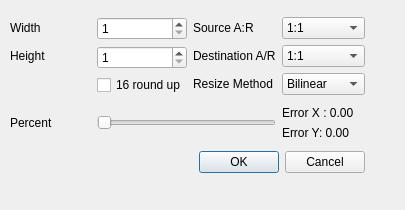
This is branches/avidemux_2.4_branch/avidemux/ADM_userInterfaces/ADM_QT4/ADM_dialog/resizing.ui in BackupTheBerlios/avidemux-svn as Qt 5 draws it before an edit. The edited form follows.
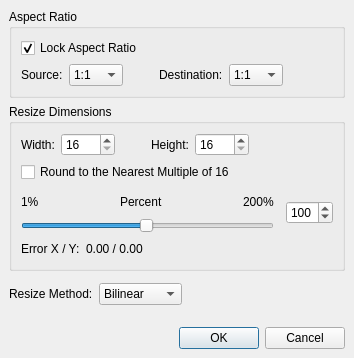
This is the edited form.

Commit message: [Qt] rework resize filter window

What changed in the file:
```diff
--- a/branches/avidemux_2.4_branch/avidemux/ADM_userInterfaces/ADM_QT4/ADM_dialog/resizing.ui
+++ b/branches/avidemux_2.4_branch/avidemux/ADM_userInterfaces/ADM_QT4/ADM_dialog/resizing.ui
@@ -5,68 +5,196 @@
    <rect>
     <x>0</x>
     <y>0</y>
-    <width>405</width>
-    <height>210</height>
+    <width>350</width>
+    <height>342</height>
    </rect>
   </property>
   <property name="windowTitle" >
    <string>Resize</string>
   </property>
-  <widget class="QWidget" name="" >
-   <property name="geometry" >
-    <rect>
-     <x>10</x>
-     <y>12</y>
-     <width>355</width>
-     <height>169</height>
-    </rect>
-   </property>
-   <layout class="QGridLayout" >
+  <layout class="QVBoxLayout" >
     <property name="margin" >
-     <number>0</number>
+    <number>9</number>
     </property>
     <property name="spacing" >
      <number>6</number>
     </property>
-    <item row="1" column="3" >
+   <item>
+    <widget class="QGroupBox" name="groupBox_2" >
+     <property name="title" >
+      <string>Aspect Ratio</string>
+     </property>
      <layout class="QVBoxLayout" >
       <property name="margin" >
+       <number>9</number>
+      </property>
+      <property name="spacing" >
+       <number>6</number>
+      </property>
+      <item>
+       <widget class="QCheckBox" name="lockArCheckBox" >
+        <property name="text" >
+         <string>Lock Aspect Ratio</string>
+        </property>
+        <property name="checked" >
+         <bool>true</bool>
+        </property>
+       </widget>
+      </item>
+      <item>
+       <layout class="QHBoxLayout" >
+        <property name="margin" >
        <number>0</number>
       </property>
       <property name="spacing" >
        <number>6</number>
       </property>
       <item>
-       <widget class="QLabel" name="labelErrorX" >
+         <widget class="QLabel" name="label_4" >
         <property name="text" >
-         <string>Error X : 0.00</string>
+           <string>Source:</string>
         </property>
        </widget>
       </item>
       <item>
-       <widget class="QLabel" name="labelErrorY" >
+         <widget class="QComboBox" name="comboBoxSource" >
+          <item>
         <property name="text" >
-         <string>Error Y: 0.00</string>
-        </property>
-       </widget>
-      </item>
-     </layout>
-    </item>
-    <item row="0" column="1" >
+            <string>1:1</string>
+           </property>
+          </item>
+          <item>
+           <property name="text" >
+            <string>4:3</string>
+           </property>
+          </item>
+          <item>
+           <property name="text" >
+            <string>16:9</string>
+           </property>
+          </item>
+         </widget>
+        </item>
+        <item>
+         <spacer>
+          <property name="orientation" >
+           <enum>Qt::Horizontal</enum>
+          </property>
+          <property name="sizeType" >
+           <enum>QSizePolicy::Fixed</enum>
+          </property>
+          <property name="sizeHint" >
+           <size>
+            <width>30</width>
+            <height>20</height>
+           </size>
+          </property>
+         </spacer>
+        </item>
+        <item>
+         <widget class="QLabel" name="label_3" >
+          <property name="text" >
+           <string>Destination:</string>
+          </property>
+         </widget>
+        </item>
+        <item>
+         <widget class="QComboBox" name="comboBoxDestination" >
+          <item>
+           <property name="text" >
+            <string>1:1</string>
+           </property>
+          </item>
+          <item>
+           <property name="text" >
+            <string>4:3</string>
+           </property>
+          </item>
+          <item>
+           <property name="text" >
+            <string>16:9</string>
+           </property>
+          </item>
+         </widget>
+        </item>
+        <item>
+         <spacer>
+          <property name="orientation" >
+           <enum>Qt::Horizontal</enum>
+          </property>
+          <property name="sizeHint" >
+           <size>
+            <width>40</width>
+            <height>20</height>
+           </size>
+          </property>
+         </spacer>
+        </item>
+       </layout>
+      </item>
+     </layout>
+    </widget>
+   </item>
+   <item>
+    <widget class="QGroupBox" name="groupBox" >
+     <property name="title" >
+      <string>Resize Dimensions</string>
+     </property>
      <layout class="QVBoxLayout" >
       <property name="margin" >
+       <number>9</number>
+      </property>
+      <property name="spacing" >
+       <number>6</number>
+      </property>
+      <item>
+       <layout class="QHBoxLayout" >
+        <property name="margin" >
        <number>0</number>
       </property>
       <property name="spacing" >
        <number>6</number>
       </property>
+        <item>
+         <widget class="QLabel" name="label" >
+          <property name="text" >
+           <string>Width:</string>
+          </property>
+         </widget>
+        </item>
       <item>
        <widget class="QSpinBox" name="spinBoxWidth" >
         <property name="maximum" >
          <number>2900</number>
         </property>
         <property name="minimum" >
-         <number>1</number>
+           <number>16</number>
+          </property>
+          <property name="singleStep" >
+           <number>2</number>
+          </property>
+         </widget>
+        </item>
+        <item>
+         <spacer>
+          <property name="orientation" >
+           <enum>Qt::Horizontal</enum>
+          </property>
+          <property name="sizeType" >
+           <enum>QSizePolicy::Fixed</enum>
+          </property>
+          <property name="sizeHint" >
+           <size>
+            <width>30</width>
+            <height>20</height>
+           </size>
+          </property>
+         </spacer>
+        </item>
+        <item>
+         <widget class="QLabel" name="label_2" >
+          <property name="text" >
+           <string>Height:</string>
         </property>
        </widget>
       </item>
@@ -76,20 +204,52 @@
          <number>2000</number>
         </property>
         <property name="minimum" >
-         <number>1</number>
-        </property>
-       </widget>
+           <number>16</number>
+          </property>
+          <property name="singleStep" >
+           <number>2</number>
+          </property>
+         </widget>
+        </item>
+        <item>
+         <spacer>
+          <property name="orientation" >
+           <enum>Qt::Horizontal</enum>
+          </property>
+          <property name="sizeHint" >
+           <size>
+            <width>40</width>
+            <height>20</height>
+           </size>
+          </property>
+         </spacer>
+        </item>
+       </layout>
       </item>
       <item>
        <widget class="QCheckBox" name="checkBoxRoundup" >
         <property name="text" >
-         <string>16 round up</string>
+         <string>Round to the Nearest Multiple of 16</string>
         </property>
        </widget>
       </item>
-     </layout>
-    </item>
-    <item row="0" column="0" >
+      <item>
+       <spacer>
+        <property name="orientation" >
+         <enum>Qt::Vertical</enum>
+        </property>
+        <property name="sizeType" >
+         <enum>QSizePolicy::Fixed</enum>
+        </property>
+        <property name="sizeHint" >
+         <size>
+          <width>312</width>
+          <height>4</height>
+         </size>
+        </property>
+       </spacer>
+      </item>
+      <item>
      <layout class="QVBoxLayout" >
       <property name="margin" >
        <number>0</number>
@@ -98,81 +258,113 @@
        <number>6</number>
       </property>
       <item>
-       <widget class="QLabel" name="label" >
-        <property name="text" >
-         <string>Width</string>
-        </property>
-       </widget>
-      </item>
+         <layout class="QHBoxLayout" >
+          <property name="margin" >
+           <number>0</number>
+          </property>
+          <property name="spacing" >
+           <number>12</number>
+          </property>
       <item>
-       <widget class="QLabel" name="label_2" >
-        <property name="text" >
-         <string>Height</string>
-        </property>
-       </widget>
-      </item>
+           <layout class="QVBoxLayout" >
+            <property name="margin" >
+             <number>0</number>
+            </property>
+            <property name="spacing" >
+             <number>6</number>
+            </property>
       <item>
-       <widget class="QLabel" name="label_7" >
+             <layout class="QHBoxLayout" >
+              <property name="margin" >
+               <number>0</number>
+              </property>
+              <property name="spacing" >
+               <number>6</number>
+              </property>
+              <item>
+               <widget class="QLabel" name="label_8" >
         <property name="text" >
-         <string/>
+                 <string>1%</string>
         </property>
        </widget>
       </item>
-     </layout>
-    </item>
-    <item row="1" column="1" colspan="2" >
-     <widget class="QSlider" name="horizontalSlider" >
-      <property name="minimum" >
-       <number>10</number>
-      </property>
-      <property name="maximum" >
-       <number>150</number>
-      </property>
+              <item>
+               <spacer>
       <property name="orientation" >
        <enum>Qt::Horizontal</enum>
       </property>
-     </widget>
-    </item>
-    <item row="0" column="2" >
-     <layout class="QVBoxLayout" >
-      <property name="margin" >
-       <number>0</number>
-      </property>
-      <property name="spacing" >
-       <number>6</number>
-      </property>
-      <item>
-       <widget class="QLabel" name="label_4" >
-        <property name="text" >
-         <string>Source A:R</string>
-        </property>
-       </widget>
+                <property name="sizeHint" >
+                 <size>
+                  <width>40</width>
+                  <height>20</height>
+                 </size>
+                </property>
+               </spacer>
       </item>
       <item>
-       <widget class="QLabel" name="label_3" >
-        <property name="text" >
-         <string>Destination A/R</string>
-        </property>
-       </widget>
-      </item>
-      <item>
-       <widget class="QLabel" name="label_6" >
-        <property name="text" >
-         <string>Resize Method</string>
-        </property>
-       </widget>
-      </item>
-     </layout>
-    </item>
-    <item row="1" column="0" >
      <widget class="QLabel" name="label_5" >
       <property name="text" >
        <string>Percent</string>
       </property>
      </widget>
     </item>
-    <item row="0" column="3" >
-     <layout class="QVBoxLayout" >
+              <item>
+               <spacer>
+                <property name="orientation" >
+                 <enum>Qt::Horizontal</enum>
+                </property>
+                <property name="sizeHint" >
+                 <size>
+                  <width>40</width>
+                  <height>20</height>
+                 </size>
+                </property>
+               </spacer>
+              </item>
+              <item>
+               <widget class="QLabel" name="label_9" >
+                <property name="text" >
+                 <string>200%</string>
+                </property>
+               </widget>
+              </item>
+             </layout>
+            </item>
+            <item>
+             <widget class="QSlider" name="horizontalSlider" >
+              <property name="minimum" >
+               <number>1</number>
+              </property>
+              <property name="maximum" >
+               <number>200</number>
+              </property>
+              <property name="value" >
+               <number>100</number>
+              </property>
+              <property name="orientation" >
+               <enum>Qt::Horizontal</enum>
+              </property>
+             </widget>
+            </item>
+           </layout>
+          </item>
+          <item>
+           <widget class="QSpinBox" name="percentageSpinBox" >
+            <property name="maximum" >
+             <number>200</number>
+            </property>
+            <property name="minimum" >
+             <number>1</number>
+            </property>
+            <property name="value" >
+             <number>100</number>
+            </property>
+           </widget>
+          </item>
+         </layout>
+        </item>
+        <item>
+         <layout class="QHBoxLayout" >
       <property name="margin" >
        <number>0</number>
       </property>
@@ -180,41 +372,68 @@
        <number>6</number>
       </property>
       <item>
-       <widget class="QComboBox" name="comboBoxSource" >
-        <item>
+           <widget class="QLabel" name="label_10" >
          <property name="text" >
-          <string>1:1</string>
-         </property>
+             <string>Error X / Y:</string>
+            </property>
+           </widget>
         </item>
         <item>
+           <widget class="QLabel" name="labelErrorXY" >
          <property name="text" >
-          <string>4:3</string>
-         </property>
+             <string>0.00 / 0.00</string>
+            </property>
+           </widget>
         </item>
         <item>
-         <property name="text" >
-          <string>16:9</string>
-         </property>
-        </item>
+           <spacer>
+            <property name="orientation" >
+             <enum>Qt::Horizontal</enum>
+            </property>
+            <property name="sizeHint" >
+             <size>
+              <width>40</width>
+              <height>20</height>
+             </size>
+            </property>
+           </spacer>
+          </item>
+         </layout>
+        </item>
+       </layout>
+      </item>
+     </layout>
        </widget>
       </item>
       <item>
-       <widget class="QComboBox" name="comboBoxDestination" >
-        <item>
-         <property name="text" >
-          <string>1:1</string>
-         </property>
+    <spacer>
+     <property name="orientation" >
+      <enum>Qt::Vertical</enum>
+     </property>
+     <property name="sizeType" >
+      <enum>QSizePolicy::Fixed</enum>
+     </property>
+     <property name="sizeHint" >
+      <size>
+       <width>332</width>
+       <height>6</height>
+      </size>
+     </property>
+    </spacer>
         </item>
         <item>
-         <property name="text" >
-          <string>4:3</string>
-         </property>
-        </item>
+    <layout class="QHBoxLayout" >
+     <property name="margin" >
+      <number>0</number>
+     </property>
+     <property name="spacing" >
+      <number>6</number>
+     </property>
         <item>
+      <widget class="QLabel" name="label_6" >
          <property name="text" >
-          <string>16:9</string>
-         </property>
-        </item>
+        <string>Resize Method:</string>
+       </property>
        </widget>
       </item>
       <item>
@@ -236,9 +455,38 @@
         </item>
        </widget>
       </item>
-     </layout>
-    </item>
-    <item row="2" column="0" colspan="4" >
+     <item>
+      <spacer>
+       <property name="orientation" >
+        <enum>Qt::Horizontal</enum>
+       </property>
+       <property name="sizeHint" >
+        <size>
+         <width>40</width>
+         <height>20</height>
+        </size>
+       </property>
+      </spacer>
+     </item>
+    </layout>
+   </item>
+   <item>
+    <spacer>
+     <property name="orientation" >
+      <enum>Qt::Vertical</enum>
+     </property>
+     <property name="sizeType" >
+      <enum>QSizePolicy::MinimumExpanding</enum>
+     </property>
+     <property name="sizeHint" >
+      <size>
+       <width>20</width>
+       <height>16</height>
+      </size>
+     </property>
+    </spacer>
+   </item>
+   <item>
      <widget class="QDialogButtonBox" name="buttonBox" >
       <property name="orientation" >
        <enum>Qt::Horizontal</enum>
@@ -250,7 +498,18 @@
     </item>
    </layout>
   </widget>
- </widget>
+ <tabstops>
+  <tabstop>lockArCheckBox</tabstop>
+  <tabstop>comboBoxSource</tabstop>
+  <tabstop>comboBoxDestination</tabstop>
+  <tabstop>spinBoxWidth</tabstop>
+  <tabstop>spinBoxHeight</tabstop>
+  <tabstop>checkBoxRoundup</tabstop>
+  <tabstop>horizontalSlider</tabstop>
+  <tabstop>percentageSpinBox</tabstop>
+  <tabstop>comboBoxAlgo</tabstop>
+  <tabstop>buttonBox</tabstop>
+ </tabstops>
  <resources/>
  <connections>
   <connection>
```
Left out of the diff: 208 changed lines with no effect on the pictures. Lines whose indentation alone changed are shown as unchanged. The commit also changes 2 other files.
